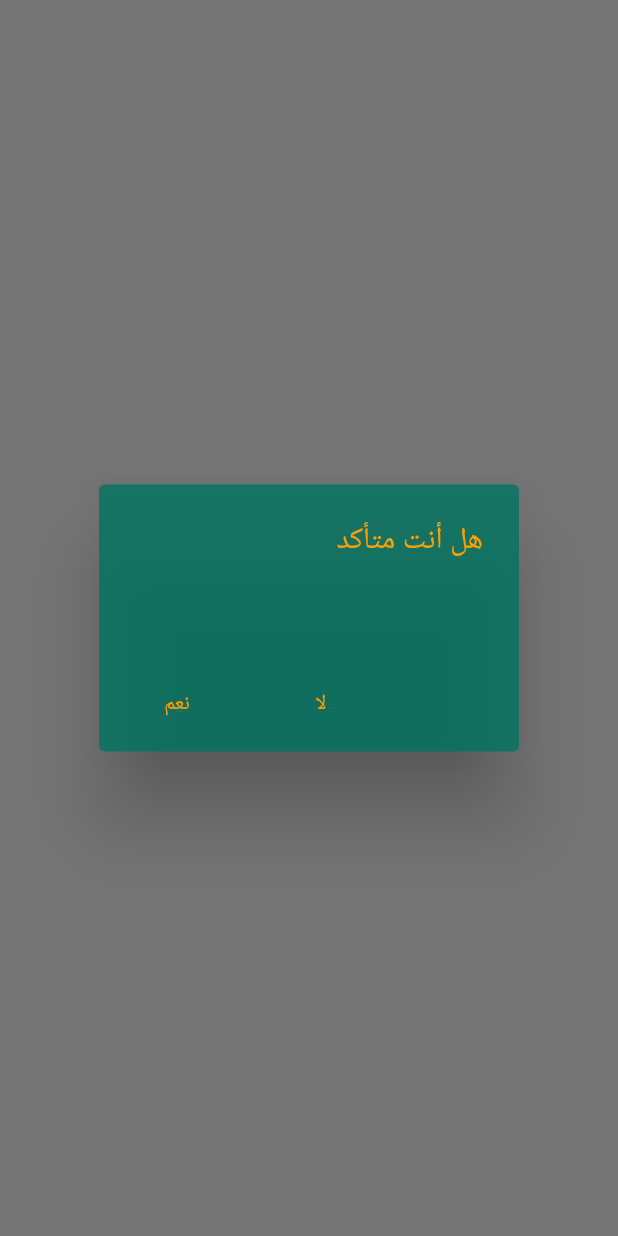
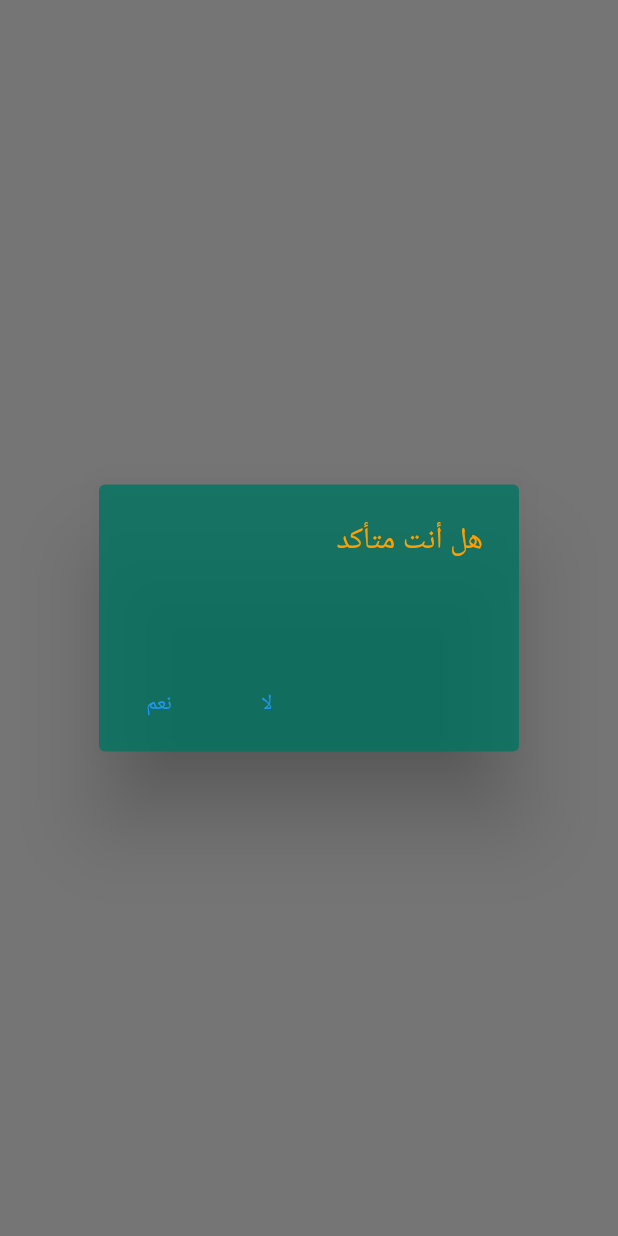
Before and after one commit to Mmd7t/smartcommerce, a Flutter app: what confirmDelete() shows on an empty page, opened directly with empty values, on a phone screen of 412 x 824 dp. Run offline on Flutter 3.47's test engine with Material 2 defaults, Android fonts, the phone set to English and light mode, and no system bars; our stand-ins replace animated_text_kit, auto_size_text, cached_network_image, carousel_slider, dio, flutter_countdown_timer and 12 more; accounts and stored records are empty; generated files the repository leaves out were written again; network calls fail.

Commit message:
handle design

```diff
--- a/lib/utils/helper/help.dart
+++ b/lib/utils/helper/help.dart
@@ -9,7 +9,7 @@ class Helper {
       child: Text("${price.toStringAsFixed(1)} ${"priceTag".tr}",
           style: style != null
               ? style
-              : Theme.of(context).textTheme.title.copyWith(fontSize: 18)),
+              : Theme.of(context).textTheme.headline6.copyWith(fontSize: 18)),
     );
   }
 
@@ -36,15 +36,19 @@ class Helper {
                 ),
               ),
               actions: [
-                FlatButton(
+                TextButton(
                   onPressed: () => Navigator.of(context).pop(false),
                   child: Text("no".tr),
-                  textColor: Theme.of(context).primaryColor,
+                  style: TextButton.styleFrom(
+                    textStyle: TextStyle(color: Theme.of(context).primaryColor),
+                  ),
                 ),
-                FlatButton(
+                TextButton(
                   onPressed: () => Navigator.of(context).pop(true),
                   child: Text("yes".tr),
-                  textColor: Theme.of(context).primaryColor,
+                  style: TextButton.styleFrom(
+                    textStyle: TextStyle(color: Theme.of(context).primaryColor),
+                  ),
                 ),
               ],
             ));
```
Also changed, not shown: lib/pages/cart/cart_screen.dart (+6 -6 lines), lib/widgets/auth_first_screen.dart (+6 -9 lines), lib/widgets/cart_item.dart (+6 -11 lines).
